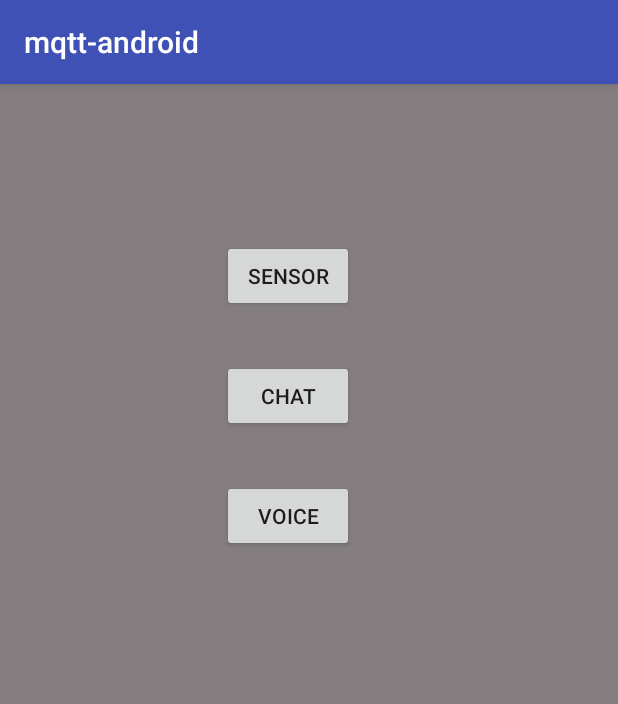
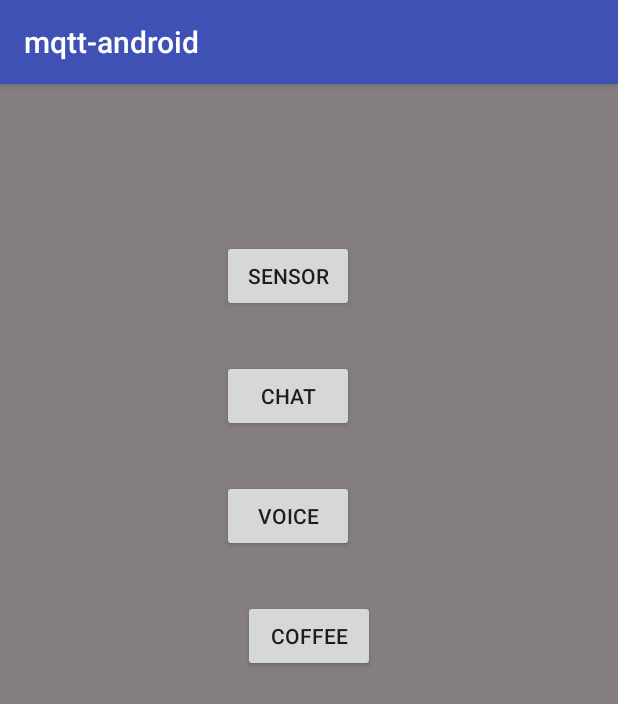
Before and after one commit to hussanhijazi/mqtt-android, an Android app: the screen it shows after launch (MainActivity), on a phone screen of 412 x 824 dp. Shown: the top 704 px of the screen. Run offline under Robolectric (Android 15) with nearby library versions, the phone set to English and light mode, and no system bars.

Commit message:
add coffee mqtt

```diff
--- a/app/build.gradle
+++ b/app/build.gradle
@@ -13,6 +13,9 @@ android {
         versionCode 1
         versionName "1.0"
         testInstrumentationRunner "android.support.test.runner.AndroidJUnitRunner"
+        vectorDrawables.useSupportLibrary = true
+
+
     }
     buildTypes {
         release {
--- a/app/src/main/AndroidManifest.xml
+++ b/app/src/main/AndroidManifest.xml
@@ -24,6 +24,7 @@
         <activity android:name="br.com.hussan.mqttandroid.SensorActivity" />
         <activity android:name="br.com.hussan.mqttandroid.ChatActivity" />
         <activity android:name="br.com.hussan.mqttandroid.VoiceActivity" />
+        <activity android:name="br.com.hussan.mqttandroid.CoffeeActivity" />
 
         <service android:name="org.eclipse.paho.android.service.MqttService"></service>
     </application>
--- a/app/src/main/java/br/com/hussan/mqttandroid/MainActivity.kt
+++ b/app/src/main/java/br/com/hussan/mqttandroid/MainActivity.kt
@@ -5,6 +5,7 @@ import android.os.Bundle
 import android.support.v7.app.AppCompatActivity
 import com.example.hussan.mqttandroid.R
 import kotlinx.android.synthetic.main.activity_main.btnChat
+import kotlinx.android.synthetic.main.activity_main.btnCoffee
 import kotlinx.android.synthetic.main.activity_main.btnSensor
 import kotlinx.android.synthetic.main.activity_main.btnVoice
 
@@ -28,5 +29,10 @@ class MainActivity : AppCompatActivity() {
             val intent = Intent(this, VoiceActivity::class.java)
             startActivity(intent)
         }
+
+        btnCoffee.setOnClickListener {
+            val intent = Intent(this, CoffeeActivity::class.java)
+            startActivity(intent)
+        }
     }
 }
--- a/app/src/main/java/br/com/hussan/mqttandroid/SensorActivity.kt
+++ b/app/src/main/java/br/com/hussan/mqttandroid/SensorActivity.kt
@@ -12,8 +12,8 @@ class SensorActivity : AppCompatActivity() {
 
     companion object {
         const val TAG = "SensorActivity"
-        const val TEMPERATURE_TOPIC = "hussan/temperature"
-        const val HUMIDITY_TOPIC = "hussan/humidity"
+        const val TEMPERATURE_TOPIC = "t0th/temperature"
+        const val HUMIDITY_TOPIC = "t0th/humidity"
     }
 
     val mqttClient by lazy {
--- /dev/null
+++ b/app/src/main/res/drawable/ic_coffee.xml
@@ -0,0 +1,4 @@
+<vector android:height="24dp" android:viewportHeight="1000"
+    android:viewportWidth="1000" android:width="24dp" xmlns:android="http://schemas.android.com/apk/res/android">
+    <path android:fillColor="#FF000000" android:pathData="M824.4,503.7c1.5,-13.8 2.3,-25.5 2.3,-35.2c0,-50 -8.4,-50.3 -40.8,-50.3H593.2c18.6,-30.6 29.3,-62.3 29.3,-94.4c0,-96.7 -146.2,-143.9 -146.2,-224.6c0,-29.9 13,-54.4 23.7,-89.1C432.4,28 379,95.6 379,167.3c0,123.3 143.7,124.3 143.7,216.4c0,11.5 -3.6,21.7 -5.4,34.5H374.7c2,-7.7 3.3,-15.8 3.3,-23.7c0,-58.2 -99.8,-86.5 -99.8,-134.8c0,-17.9 2.6,-32.7 8.2,-53.6c-32.9,13 -72.2,51 -72.2,93.9c0,68.1 81.4,74.8 93.9,118.2H50.8c-32.4,0 -40.8,0.3 -40.8,50.3c0,50 19.7,156.4 72.2,283.3c52.6,126.8 113.3,182.7 156.2,220l0.3,-0.5c13,11.7 30.1,18.6 49,18.6H549c18.9,0 36,-6.9 49,-18.6l0.3,0.5c23,-19.9 51,-45.4 80.1,-84c12,5.1 25,9.4 39.3,12.8c21.4,5.1 42.9,7.7 63.3,7.7c61.3,0 116.4,-23.5 155.2,-65.8C970.3,805.1 990,754.6 990,704C990,604.8 918.5,521.8 824.4,503.7zM781,827.3c-21.9,0 -39.8,-3.1 -56.4,-10.7c10.2,-20.4 20.2,-40.6 29.9,-64.1c25.8,-62.3 43.6,-119.9 55.1,-167.9c56.1,11 98.8,60.7 98.8,120.2C908.3,762.7 864.4,827.3 781,827.3z"/>
+</vector>
--- a/app/src/main/res/layout/activity_main.xml
+++ b/app/src/main/res/layout/activity_main.xml
@@ -9,8 +9,8 @@
         android:id="@+id/btnVoice"
         android:layout_width="wrap_content"
         android:layout_height="wrap_content"
+        android:layout_marginStart="148dp"
         android:layout_marginLeft="148dp"
-        android:layout_marginStart="148dp"
         android:layout_marginTop="32dp"
         android:text="Voice"
         app:layout_constraintStart_toStartOf="parent"
@@ -20,8 +20,8 @@
         android:id="@+id/btnChat"
         android:layout_width="wrap_content"
         android:layout_height="wrap_content"
+        android:layout_marginStart="148dp"
         android:layout_marginLeft="148dp"
-        android:layout_marginStart="148dp"
         android:layout_marginTop="32dp"
         android:text="Chat"
         app:layout_constraintStart_toStartOf="parent"
@@ -31,12 +31,26 @@
         android:id="@+id/btnSensor"
         android:layout_width="88dp"
         android:layout_height="wrap_content"
+        android:layout_marginStart="148dp"
         android:layout_marginLeft="148dp"
-        android:layout_marginStart="148dp"
         android:layout_marginTop="104dp"
         android:text="Sensor"
         app:layout_constraintStart_toStartOf="parent"
         app:layout_constraintTop_toTopOf="parent" />
 
+    <Button
+        android:id="@+id/btnCoffee"
+        android:layout_width="wrap_content"
+        android:layout_height="wrap_content"
+        android:layout_marginStart="148dp"
+        android:layout_marginLeft="148dp"
+        android:layout_marginTop="32dp"
+        android:layout_marginEnd="148dp"
+        android:layout_marginRight="148dp"
+        android:text="Coffee"
+        app:layout_constraintEnd_toEndOf="parent"
+        app:layout_constraintStart_toStartOf="parent"
+        app:layout_constraintTop_toBottomOf="@+id/btnVoice" />
+
 
 </android.support.constraint.ConstraintLayout>
```
Also changed, not shown: app/src/main/java/br/com/hussan/mqttandroid/CoffeeActivity.kt (added, +81 -0 lines), app/src/main/java/br/com/hussan/mqttandroid/MqttClient.kt (+12 -8 lines), app/src/main/res/layout/activity_coffee.xml (added, +33 -0 lines).
